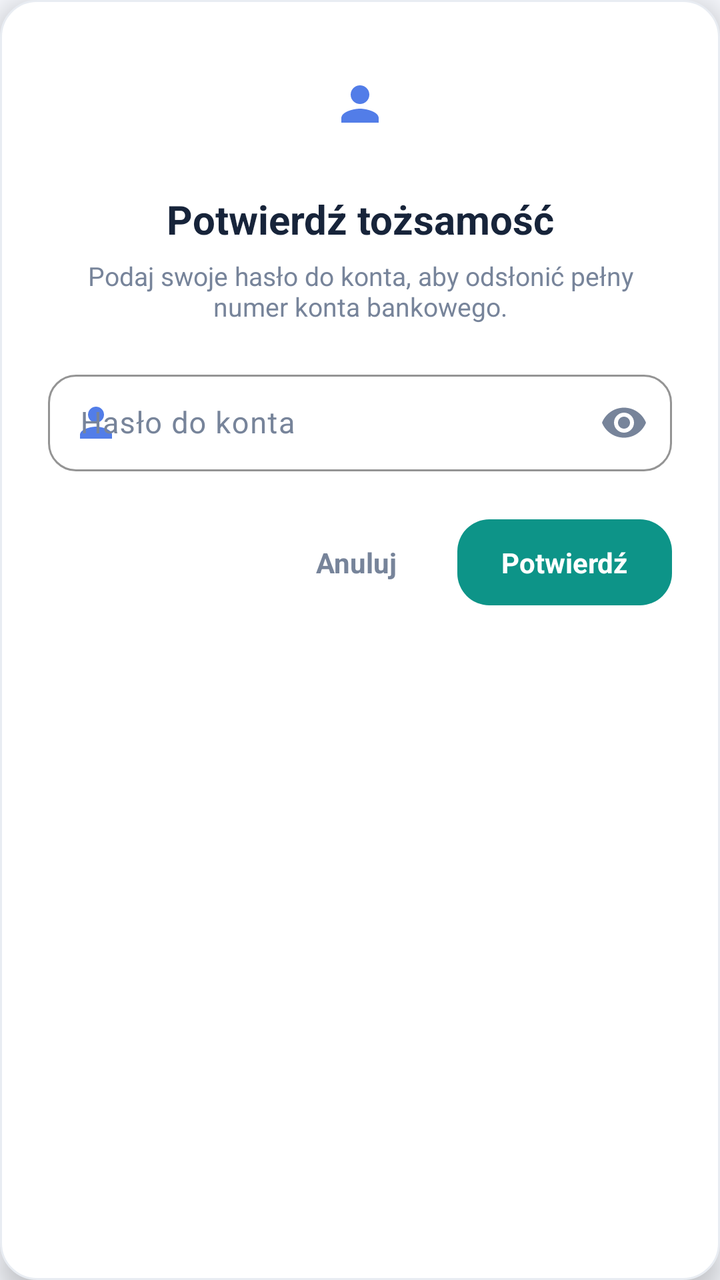
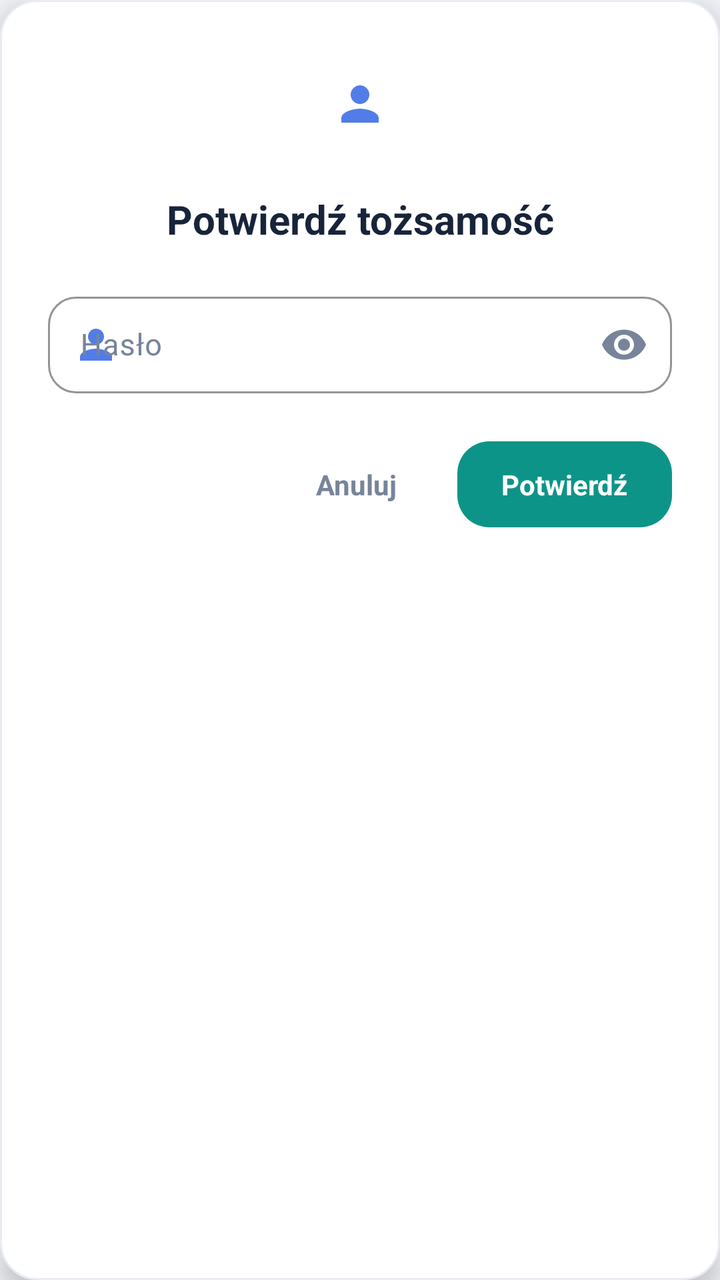

The first picture is an Android layout as it rendered before a commit; the second is the same layout after the commit. The layout source and the unified diff follow.
<!-- AndroidManifest.xml: application theme Theme.Bank3 -->
<!-- res/layout/dialog_verify_password.xml -->
<?xml version="1.0" encoding="utf-8"?>
<LinearLayout xmlns:android="http://schemas.android.com/apk/res/android"
    xmlns:app="http://schemas.android.com/apk/res-auto"
    android:id="@+id/dialogVerifyRoot"
    android:layout_width="match_parent"
    android:layout_height="wrap_content"
    android:background="@drawable/bg_quick_action"
    android:elevation="8dp"
    android:orientation="vertical"
    android:padding="24dp">

    
    <ImageView
        android:id="@+id/dialogVerifyIcon"
        android:layout_width="56dp"
        android:layout_height="56dp"
        android:layout_gravity="center_horizontal"
        android:background="@drawable/bg_nav_inactive"
        android:contentDescription="Ikona weryfikacji"
        android:padding="14dp"
        android:src="@drawable/ic_person"
        app:tint="@color/theme_accent" />

    
    <TextView
        android:id="@+id/dialogVerifyTitle"
        android:layout_width="match_parent"
        android:layout_height="wrap_content"
        android:layout_marginTop="16dp"
        android:gravity="center"
        android:text="Potwierdź tożsamość"
        android:textColor="@color/theme_text"
        android:textSize="20sp"
        android:textStyle="bold" />

    
    <TextView
        android:id="@+id/dialogVerifySubtitle"
        android:layout_width="match_parent"
        android:layout_height="wrap_content"
        android:layout_marginTop="6dp"
        android:gravity="center"
        android:text="Podaj swoje hasło do konta, aby odsłonić pełny numer konta bankowego."
        android:textColor="@color/theme_text_secondary"
        android:textSize="13sp" />

    
    <com.google.android.material.textfield.TextInputLayout
        android:id="@+id/dialogVerifyPasswordLayout"
        android:layout_width="match_parent"
        android:layout_height="wrap_content"
        android:layout_marginTop="20dp"
        android:hint="Hasło do konta"
        android:textColorHint="@color/theme_text_secondary"
        app:boxBackgroundMode="outline"
        app:boxCornerRadiusBottomEnd="14dp"
        app:boxCornerRadiusBottomStart="14dp"
        app:boxCornerRadiusTopEnd="14dp"
        app:boxCornerRadiusTopStart="14dp"
        app:boxStrokeColor="@color/theme_primary"
        app:boxStrokeErrorColor="@color/theme_transaction_negative"
        app:errorIconTint="@color/theme_transaction_negative"
        app:errorTextColor="@color/theme_transaction_negative"
        app:hintTextColor="@color/theme_primary"
        app:passwordToggleEnabled="true"
        app:passwordToggleTint="@color/theme_text_secondary"
        app:startIconDrawable="@drawable/ic_person"
        app:startIconTint="@color/theme_accent">

        <com.google.android.material.textfield.TextInputEditText
            android:id="@+id/editDialogVerifyPassword"
            android:layout_width="match_parent"
            android:layout_height="wrap_content"
            android:imeOptions="actionDone"
            android:inputType="textPassword"
            android:paddingTop="14dp"
            android:paddingBottom="14dp"
            android:singleLine="true"
            android:textColor="@color/theme_text"
            android:textColorHint="@color/theme_text_secondary"
            android:textSize="15sp" />

    </com.google.android.material.textfield.TextInputLayout>

    
    <TextView
        android:id="@+id/txtDialogVerifyError"
        android:layout_width="match_parent"
        android:layout_height="wrap_content"
        android:layout_marginTop="8dp"
        android:gravity="center"
        android:textColor="@color/theme_transaction_negative"
        android:textSize="12sp"
        android:visibility="gone" />

    
    <LinearLayout
        android:layout_width="match_parent"
        android:layout_height="wrap_content"
        android:layout_marginTop="24dp"
        android:gravity="end"
        android:orientation="horizontal">

        <TextView
            android:id="@+id/btnDialogVerifyCancel"
            android:layout_width="wrap_content"
            android:layout_height="wrap_content"
            android:background="@drawable/bg_nav_inactive"
            android:clickable="true"
            android:focusable="true"
            android:paddingHorizontal="18dp"
            android:paddingVertical="12dp"
            android:text="Anuluj"
            android:textColor="@color/theme_text_secondary"
            android:textSize="14sp"
            android:textStyle="bold" />

        <TextView
            android:id="@+id/btnDialogVerifyConfirm"
            android:layout_width="wrap_content"
            android:layout_height="wrap_content"
            android:layout_marginStart="12dp"
            android:background="@drawable/bg_register_button"
            android:clickable="true"
            android:focusable="true"
            android:paddingHorizontal="22dp"
            android:paddingVertical="12dp"
            android:text="Potwierdź"
            android:textColor="#FFFFFF"
            android:textSize="14sp"
            android:textStyle="bold" />

    </LinearLayout>

</LinearLayout>
<!-- resources referenced by this layout -->
<resources>
  <color name="theme_accent">#527DE8</color>
  <color name="theme_primary">#2457C5</color>
  <color name="theme_text">#17243A</color>
  <color name="theme_text_secondary">#77849A</color>
  <color name="theme_transaction_negative">#C23A48</color>
  <!-- drawable bg_nav_inactive (drawable) -->
  <?xml version="1.0" encoding="utf-8"?>
  <shape xmlns:android="http://schemas.android.com/apk/res/android">
  
      <corners android:radius="18dp" />
  
      <solid android:color="@color/theme_surface" />
  
  </shape>
  <!-- drawable bg_quick_action (drawable) -->
  <?xml version="1.0" encoding="utf-8"?>
  <shape xmlns:android="http://schemas.android.com/apk/res/android">
  
      <corners android:radius="18dp" />
  
      <solid android:color="@color/theme_surface" />
  
      <stroke
          android:width="1dp"
          android:color="@color/theme_divider" />
  
  </shape>
  <!-- drawable bg_register_button (drawable) -->
  <?xml version="1.0" encoding="utf-8"?>
  <shape xmlns:android="http://schemas.android.com/apk/res/android"
      android:shape="rectangle">
  
      <corners android:radius="16dp" />
  
      <solid android:color="#0D9488" />
  
      <padding
          android:left="8dp"
          android:top="4dp"
          android:right="8dp"
          android:bottom="4dp" />
  
  </shape>
  <!-- drawable ic_person (drawable) -->
  <vector xmlns:android="http://schemas.android.com/apk/res/android" android:height="24dp" android:tint="#000000" android:viewportHeight="24" android:viewportWidth="24" android:width="24dp">
        
      <path android:fillColor="@android:color/white" android:pathData="M12,12c2.21,0 4,-1.79 4,-4s-1.79,-4 -4,-4 -4,1.79 -4,4 1.79,4 4,4zM12,14c-2.67,0 -8,1.34 -8,4v2h16v-2c0,-2.66 -5.33,-4 -8,-4z"/>
      
  </vector>
  <style name="Theme.Bank3" parent="Base.Theme.Bank3" />
  <color name="theme_surface">#FFFFFF</color>
  <color name="theme_divider">#E8ECF2</color>
  <style name="Base.Theme.Bank3" parent="Theme.Material3.Light.NoActionBar">
  
          <item name="colorPrimary">@color/theme_primary</item>
          <item name="colorOnPrimary">@color/theme_on_primary</item>
  
          <item name="colorSecondary">@color/theme_accent</item>
          <item name="colorOnSecondary">@color/theme_on_primary</item>
  
          <item name="android:colorBackground">@color/theme_background</item>
          <item name="colorSurface">@color/theme_surface</item>
          <item name="colorOnSurface">@color/theme_text</item>
  
          <item name="android:statusBarColor">@color/theme_background</item>
          <item name="android:navigationBarColor">@color/theme_background</item>
  
          <item name="android:windowLightStatusBar">true</item>
          <item name="android:windowLightNavigationBar">true</item>
      </style>
  <color name="theme_on_primary">#FFFFFF</color>
  <color name="theme_background">#F5F7FC</color>
</resources>

<!-- the commit's change to res/layout/dialog_verify_password.xml (unified diff, before → after) -->
@@ -34,23 +34,12 @@
         android:textStyle="bold" />
 
     
-    <TextView
-        android:id="@+id/dialogVerifySubtitle"
-        android:layout_width="match_parent"
-        android:layout_height="wrap_content"
-        android:layout_marginTop="6dp"
-        android:gravity="center"
-        android:text="Podaj swoje hasło do konta, aby odsłonić pełny numer konta bankowego."
-        android:textColor="@color/theme_text_secondary"
-        android:textSize="13sp" />
-
-    
     <com.google.android.material.textfield.TextInputLayout
         android:id="@+id/dialogVerifyPasswordLayout"
         android:layout_width="match_parent"
         android:layout_height="wrap_content"
         android:layout_marginTop="20dp"
-        android:hint="Hasło do konta"
+        android:hint="Hasło"
         android:textColorHint="@color/theme_text_secondary"
         app:boxBackgroundMode="outline"
         app:boxCornerRadiusBottomEnd="14dp"
